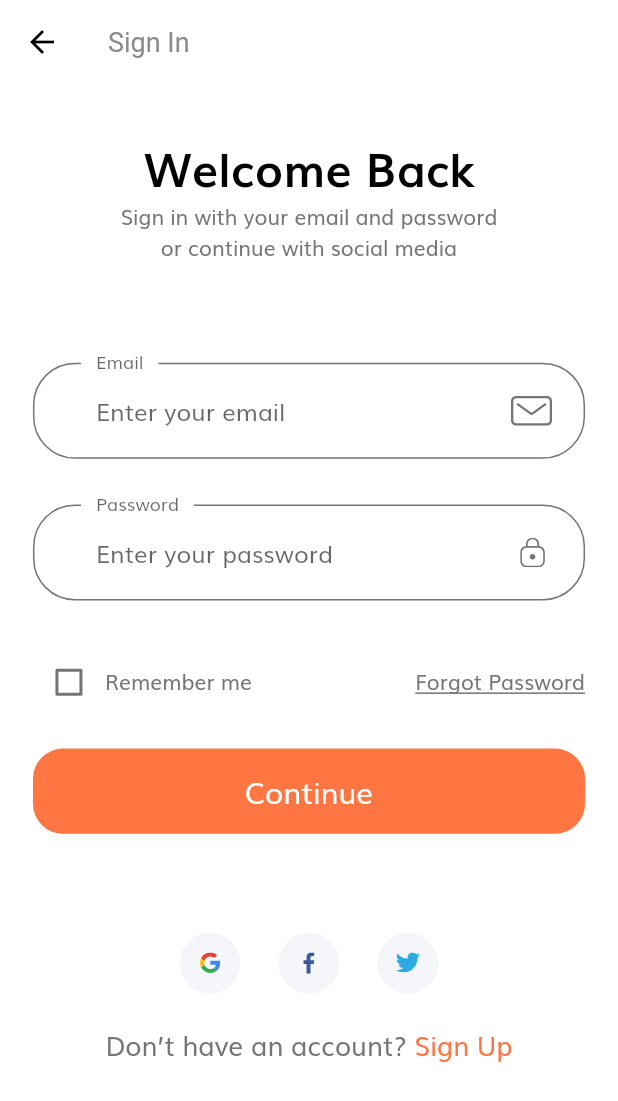
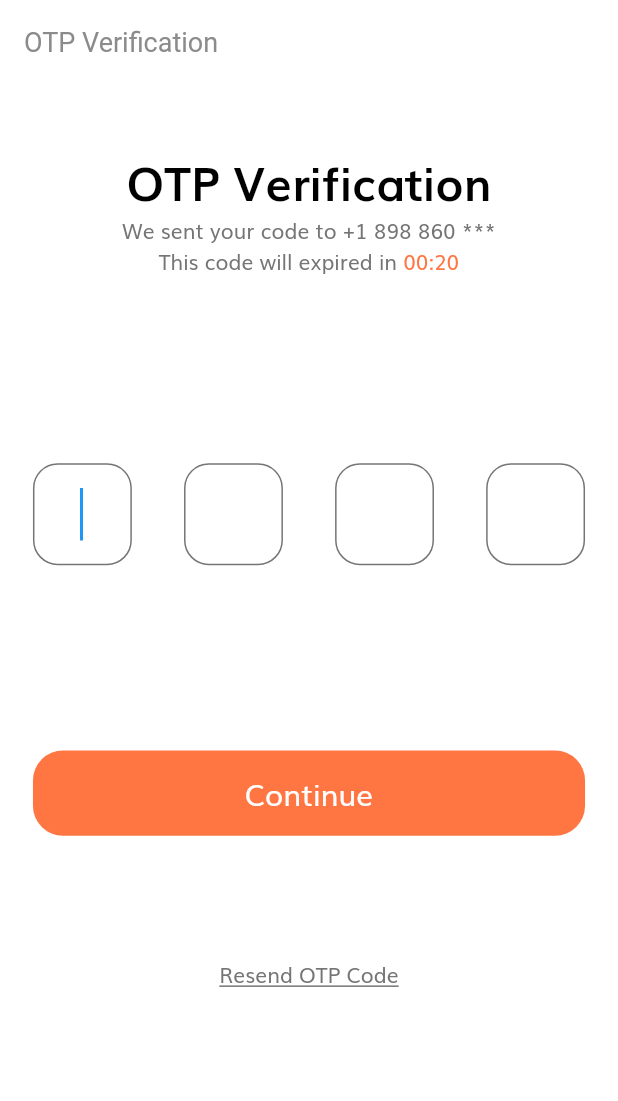
Before and after one commit to briltec/E-commerse_UI_App_Update, a Flutter app: the screen it shows after launch, after a tap on "Continue", on a phone screen of 412 x 824 dp. Shown: the top 1101 px of the screen. Run offline on Flutter 3.47's test engine with Material 2 defaults, Android fonts, the light colour scheme and no system bars; our stand-ins replace flutter_svg.

Commit message:
episode 3 done

```diff
--- a/lib/constants.dart
+++ b/lib/constants.dart
@@ -31,3 +31,18 @@ const String kMatchPassError = "Passwords don't match";
 const String kNamelNullError = "Please Enter your name";
 const String kPhoneNumberNullError = "Please Enter your phone number";
 const String kAddressNullError = "Please Enter your address";
+
+final otpInputDecoration = InputDecoration(
+  contentPadding:
+      EdgeInsets.symmetric(vertical: getProportionateScreenWidth(15)),
+  border: outlineInputBorder(),
+  focusedBorder: outlineInputBorder(),
+  enabledBorder: outlineInputBorder(),
+);
+
+OutlineInputBorder outlineInputBorder() {
+  return OutlineInputBorder(
+    borderRadius: BorderRadius.circular(getProportionateScreenWidth(15)),
+    borderSide: BorderSide(color: kTextColor),
+  );
+}
--- a/lib/main.dart
+++ b/lib/main.dart
@@ -1,5 +1,6 @@
 import 'package:flutter/material.dart';
 import 'package:shop_app/routes.dart';
+import 'package:shop_app/screens/otp/otp_screen.dart';
 import 'package:shop_app/screens/splash/splash_screen.dart';
 import 'package:shop_app/theme.dart';
 
@@ -17,7 +18,7 @@ class MyApp extends StatelessWidget {
       theme: theme(),
       // home: SplashScreen(),
       // We use routeName so that we dont need to remember the name
-      initialRoute: SplashScreen.routeName,
+      initialRoute: OtpScreen.routeName,
       routes: routes,
     );
   }
--- a/lib/routes.dart
+++ b/lib/routes.dart
@@ -2,6 +2,7 @@ import 'package:flutter/widgets.dart';
 import 'package:shop_app/screens/complete_profile/complete_profile_screen.dart';
 import 'package:shop_app/screens/forgot_password/forgot_password_screen.dart';
 import 'package:shop_app/screens/login_success/login_success_screen.dart';
+import 'package:shop_app/screens/otp/otp_screen.dart';
 import 'package:shop_app/screens/sign_in/sign_in_screen.dart';
 import 'package:shop_app/screens/sign_in/sign_up/sign_up_screen.dart';
 import 'package:shop_app/screens/splash/splash_screen.dart';
@@ -15,4 +16,5 @@ final Map<String, WidgetBuilder> routes = {
   LoginSuccessScreen.routeName: (context) => LoginSuccessScreen(),
   SignUpScreen.routeName: (context) => SignUpScreen(),
   CompleteProfileScreen.routeName: (context) => CompleteProfileScreen(),
+  OtpScreen.routeName: (context) => OtpScreen(),
 };
--- a/lib/screens/complete_profile/components/complete_profile_form.dart
+++ b/lib/screens/complete_profile/components/complete_profile_form.dart
@@ -2,6 +2,7 @@ import 'package:flutter/material.dart';
 import 'package:shop_app/components/custom_surfix_icon.dart';
 import 'package:shop_app/components/default_button.dart';
 import 'package:shop_app/components/form_error.dart';
+import 'package:shop_app/screens/otp/otp_screen.dart';
 
 import '../../../constants.dart';
 import '../../../size_config.dart';
@@ -51,7 +52,9 @@ class _CompleteProfileFormState extends State<CompleteProfileForm> {
           DefaultButton(
             text: "continue",
             press: () {
-              if (_formKey.currentState.validate()) {}
+              if (_formKey.currentState.validate()) {
+                Navigator.pushNamed(context, OtpScreen.routeName);
+              }
             },
           ),
         ],
--- /dev/null
+++ b/lib/screens/otp/components/body.dart
@@ -0,0 +1,59 @@
+import 'package:flutter/material.dart';
+import 'package:shop_app/constants.dart';
+import 'package:shop_app/size_config.dart';
+
+import 'otp_form.dart';
+
+class Body extends StatelessWidget {
+  @override
+  Widget build(BuildContext context) {
+    return SizedBox(
+      width: double.infinity,
+      child: Padding(
+        padding:
+            EdgeInsets.symmetric(horizontal: getProportionateScreenWidth(20)),
+        child: SingleChildScrollView(
+          child: Column(
+            children: [
+              SizedBox(height: SizeConfig.screenHeight * 0.05),
+              Text(
+                "OTP Verification",
+                style: headingStyle,
+              ),
+              Text("We sent your code to +1 898 860 ***"),
+              buildTimer(),
+              OtpForm(),
+              SizedBox(height: SizeConfig.screenHeight * 0.1),
+              GestureDetector(
+                onTap: () {
+                  // OTP code resend
+                },
+                child: Text(
+                  "Resend OTP Code",
+                  style: TextStyle(decoration: TextDecoration.underline),
+                ),
+              )
+            ],
+          ),
+        ),
+      ),
+    );
+  }
+
+  Row buildTimer() {
+    return Row(
+      mainAxisAlignment: MainAxisAlignment.center,
+      children: [
+        Text("This code will expired in "),
+        TweenAnimationBuilder(
+          tween: Tween(begin: 30.0, end: 0.0),
+          duration: Duration(seconds: 30),
+          builder: (_, value, child) => Text(
+            "00:${value.toInt()}",
+            style: TextStyle(color: kPrimaryColor),
+          ),
+        ),
+      ],
+    );
+  }
+}
--- /dev/null
+++ b/lib/screens/otp/components/otp_form.dart
@@ -0,0 +1,118 @@
+import 'package:flutter/material.dart';
+import 'package:shop_app/components/default_button.dart';
+import 'package:shop_app/size_config.dart';
+
+import '../../../constants.dart';
+
+class OtpForm extends StatefulWidget {
+  const OtpForm({
+    Key key,
+  }) : super(key: key);
+
+  @override
+  _OtpFormState createState() => _OtpFormState();
+}
+
+class _OtpFormState extends State<OtpForm> {
+  FocusNode pin2FocusNode;
+  FocusNode pin3FocusNode;
+  FocusNode pin4FocusNode;
+
+  @override
+  void initState() {
+    super.initState();
+    pin2FocusNode = FocusNode();
+    pin3FocusNode = FocusNode();
+    pin4FocusNode = FocusNode();
+  }
+
+  @override
+  void dispose() {
+    super.dispose();
+    pin2FocusNode.dispose();
+    pin3FocusNode.dispose();
+    pin4FocusNode.dispose();
+  }
+
+  void nextField(String value, FocusNode focusNode) {
+    if (value.length == 1) {
+      focusNode.requestFocus();
+    }
+  }
+
+  @override
+  Widget build(BuildContext context) {
+    return Form(
+      child: Column(
+        children: [
+          SizedBox(height: SizeConfig.screenHeight * 0.15),
+          Row(
+            mainAxisAlignment: MainAxisAlignment.spaceBetween,
+            children: [
+              SizedBox(
+                width: getProportionateScreenWidth(60),
+                child: TextFormField(
+                  autofocus: true,
+                  obscureText: true,
+                  style: TextStyle(fontSize: 24),
+                  keyboardType: TextInputType.number,
+                  textAlign: TextAlign.center,
+                  decoration: otpInputDecoration,
+                  onChanged: (value) {
+                    nextField(value, pin2FocusNode);
+                  },
+                ),
+              ),
+              SizedBox(
+                width: getProportionateScreenWidth(60),
+                child: TextFormField(
+                  focusNode: pin2FocusNode,
+                  obscureText: true,
+                  style: TextStyle(fontSize: 24),
+                  keyboardType: TextInputType.number,
+                  textAlign: TextAlign.center,
+                  decoration: otpInputDecoration,
+                  onChanged: (value) => nextField(value, pin3FocusNode),
+                ),
+              ),
+              SizedBox(
+                width: getProportionateScreenWidth(60),
+                child: TextFormField(
+                  focusNode: pin3FocusNode,
+                  obscureText: true,
+                  style: TextStyle(fontSize: 24),
+                  keyboardType: TextInputType.number,
+                  textAlign: TextAlign.center,
+                  decoration: otpInputDecoration,
+                  onChanged: (value) => nextField(value, pin4FocusNode),
+                ),
+              ),
+              SizedBox(
+                width: getProportionateScreenWidth(60),
+                child: TextFormField(
+                  focusNode: pin4FocusNode,
+                  obscureText: true,
+                  style: TextStyle(fontSize: 24),
+                  keyboardType: TextInputType.number,
+                  textAlign: TextAlign.center,
+                  decoration: otpInputDecoration,
+                  onChanged: (value) {
+                    if (value.length == 1) {
+                      pin4FocusNode.unfocus();
+                      // Then you need to check is the code is correct or not
+                    }
+                  },
+                ),
+              ),
+            ],
+          ),
+          SizedBox(height: SizeConfig.screenHeight * 0.15),
+          DefaultButton(
+            text: "Continue",
+            press: () {},
+          )
+        ],
+      ),
+    );
+  }
+}
--- /dev/null
+++ b/lib/screens/otp/otp_screen.dart
@@ -0,0 +1,18 @@
+import 'package:flutter/material.dart';
+import 'package:shop_app/size_config.dart';
+
+import 'components/body.dart';
+
+class OtpScreen extends StatelessWidget {
+  static String routeName = "/otp";
+  @override
+  Widget build(BuildContext context) {
+    SizeConfig().init(context);
+    return Scaffold(
+      appBar: AppBar(
+        title: Text("OTP Verification"),
+      ),
+      body: Body(),
+    );
+  }
+}
```
